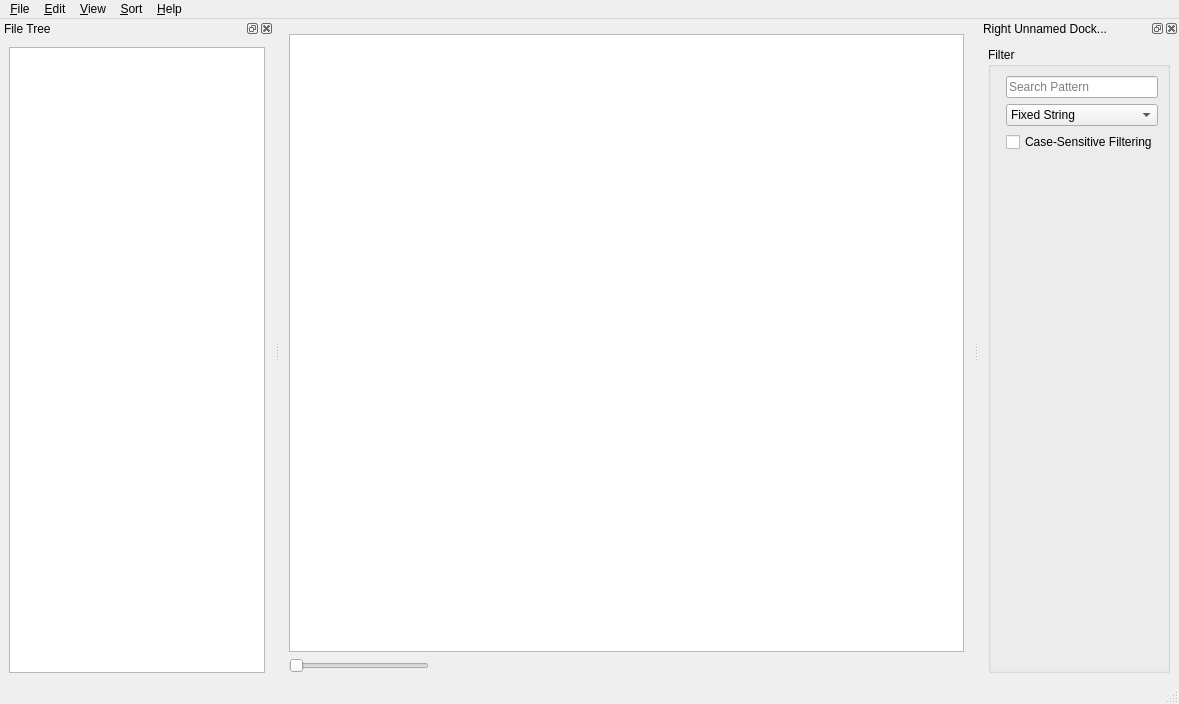
This is src/widgets/MainWindow.ui in derselbst/ANPV as Qt 5 draws it before an edit. The edited form follows.
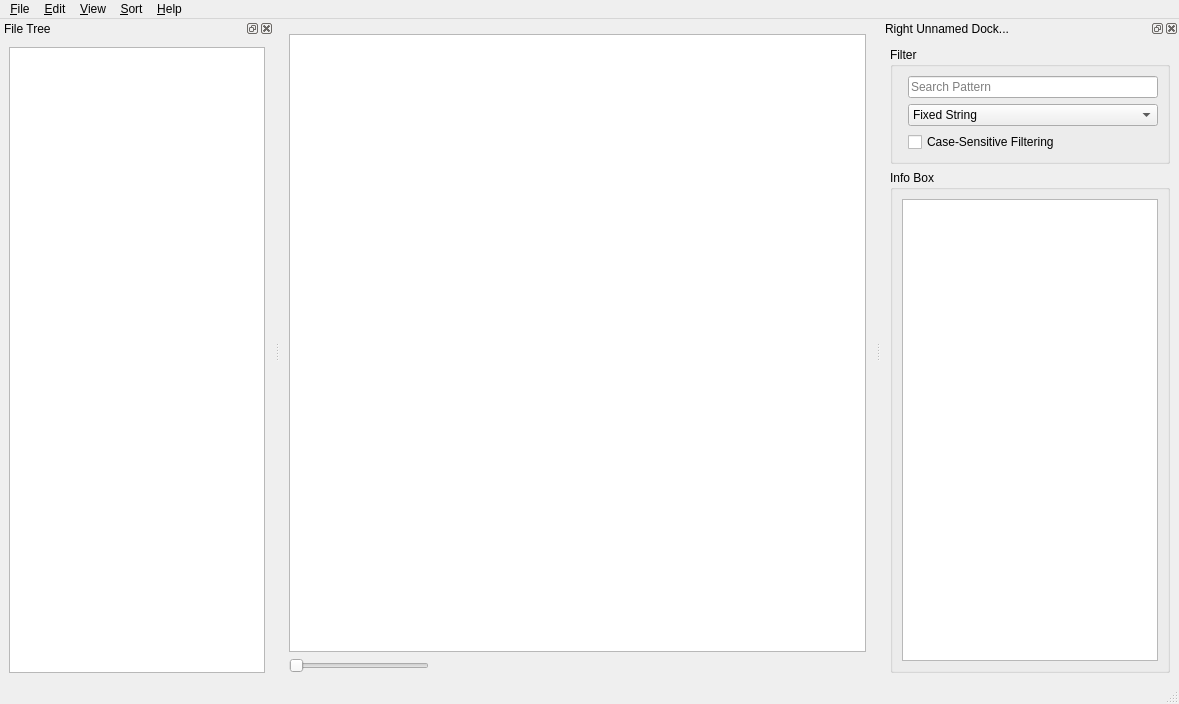
This is the edited form. Custom widgets are drawn as their Qt base class.

Commit message: Add an InfoBox in the right dock widget

Patch:
```diff
--- a/src/widgets/MainWindow.ui
+++ b/src/widgets/MainWindow.ui
@@ -206,6 +206,22 @@
        </layout>
       </widget>
      </item>
+     <item>
+      <widget class="QGroupBox" name="infoGroupBox">
+       <property name="title">
+        <string>Info Box</string>
+       </property>
+       <layout class="QVBoxLayout" name="verticalLayout_4">
+        <item>
+         <widget class="QTextBrowser" name="infoBox">
+          <property name="openLinks">
+           <bool>false</bool>
+          </property>
+         </widget>
+        </item>
+       </layout>
+      </widget>
+     </item>
     </layout>
    </widget>
   </widget>
```
The commit also changes 6 other files.
